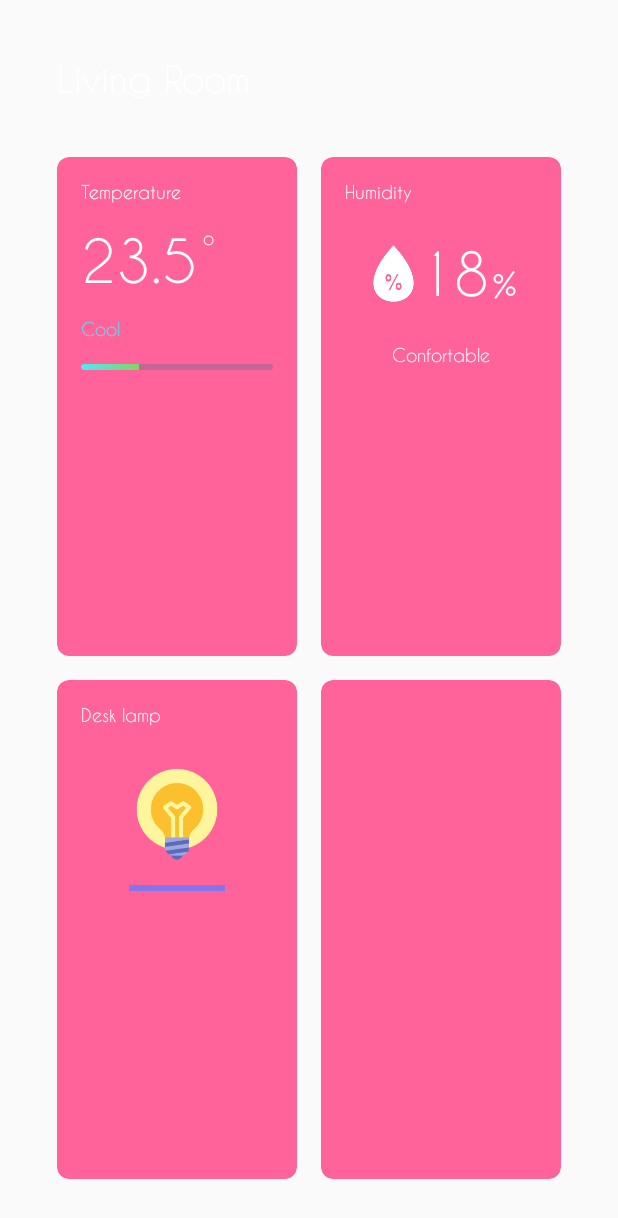
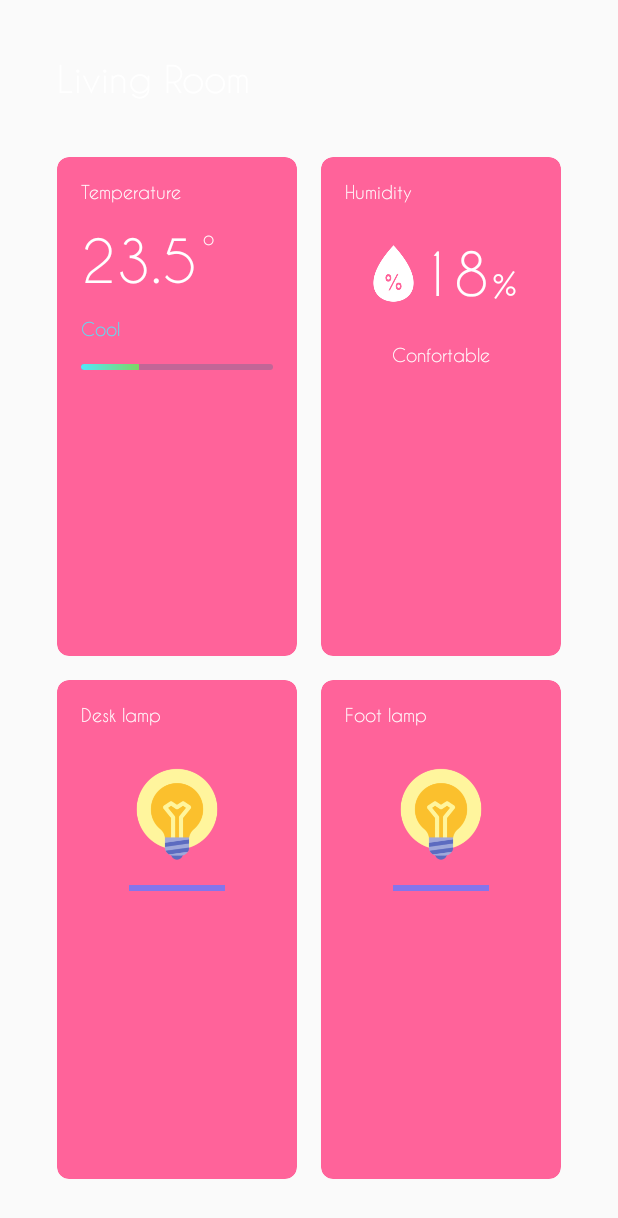
Before and after one commit to dani3/IoT-Alexa-Automation, an Android app: the layout fragment_main.xml on its own in the app's theme, with its tools: preview values and no code run, on a phone screen of 412 x 824 dp. Shown: the top 1218 px of the screen. Run offline under Robolectric (Android 15) with nearby library versions, the phone set to English and light mode, and no system bars; network calls fail.

Commit message:
Foot lamp CardView added

```diff
--- /dev/null
+++ b/Android/app/src/main/res/layout/foot_lamp.xml
@@ -0,0 +1,37 @@
+<?xml version="1.0" encoding="utf-8"?>
+<android.support.v7.widget.LinearLayoutCompat
+    android:id="@+id/living_room_foot_lamp_container"
+    xmlns:android="http://schemas.android.com/apk/res/android"
+    android:layout_width="match_parent"
+    android:layout_height="match_parent"
+    android:orientation="vertical"
+    android:background="@null">
+
+    <TextView
+        android:layout_width="match_parent"
+        android:layout_height="wrap_content"
+        android:layout_margin="16dp"
+        android:text="@string/foot_lamp"
+        android:textSize="12sp"
+        android:textColor="@android:color/white"
+        android:fontFamily="@font/caviar_dreams"/>
+
+    <ImageView
+        android:id="@+id/living_room_foot_lamp_image"
+        android:layout_width="68dp"
+        android:layout_height="68dp"
+        android:layout_gravity="center"
+        android:layout_margin="8dp"
+        android:src="@drawable/lamp"/>
+
+    <ProgressBar
+        android:id="@+id/living_room_foot_lamp_progress"
+        android:layout_width="match_parent"
+        android:layout_height="8dp"
+        android:layout_marginLeft="48dp"
+        android:layout_marginRight="48dp"
+        android:layout_marginTop="4dp"
+        android:progress="100"
+        style="?android:progressBarStyleHorizontal"/>
+
+</android.support.v7.widget.LinearLayoutCompat>
--- a/Android/app/src/main/res/layout/fragment_main.xml
+++ b/Android/app/src/main/res/layout/fragment_main.xml
@@ -100,6 +100,8 @@
                 app:cardBackgroundColor="@color/colorPrimary"
                 app:cardCornerRadius="8dp">
 
+                <include layout="@layout/foot_lamp"/>
+
             </android.support.v7.widget.CardView>
 
         </LinearLayout>
--- a/Android/app/src/main/res/values/strings.xml
+++ b/Android/app/src/main/res/values/strings.xml
@@ -10,6 +10,7 @@
     <string name="humidity_value">18</string>
     <string name="humidity_value_pct">%</string>
     <string name="desk_lamp">Desk lamp</string>
+    <string name="foot_lamp">Foot lamp</string>
 
     <string name="currently">Currently</string>
     <string name="currently_temperature">23.5</string>
```
Also changed, not shown: Android/app/src/main/java/com/danim/iotalexa/Beans/LivingRoomStatus.java (+13 -1 lines), Android/app/src/main/java/com/danim/iotalexa/Fragments/LivingRoomFragment.java (+29 -9 lines).
